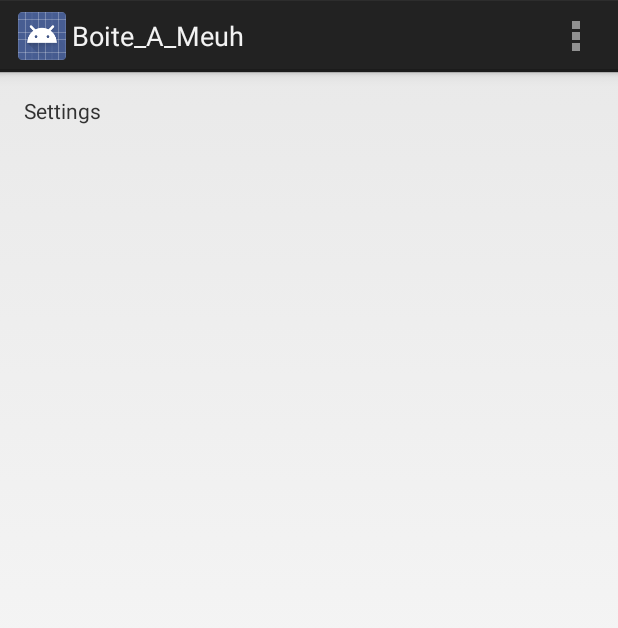
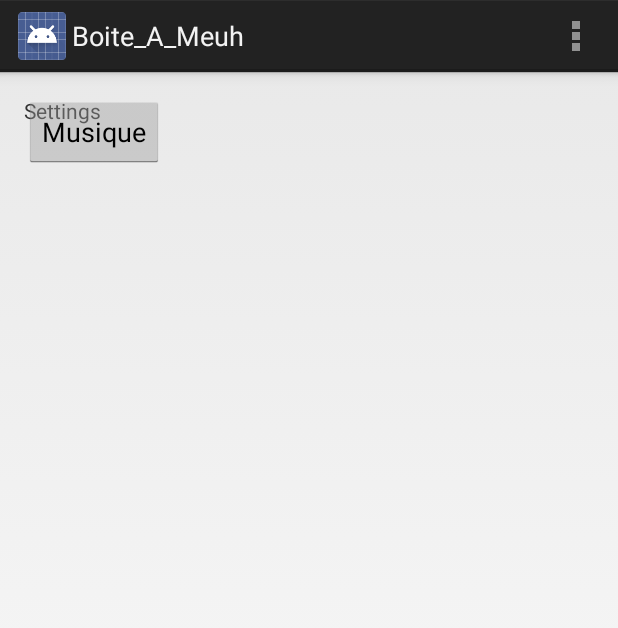
Before and after one commit to MatheaR/Boite_A_Meuh, an Android app: the screen it shows after launch (Meuh), on a phone screen of 412 x 824 dp. Shown: the top 628 px of the screen. Run offline under Robolectric (Android 15) with nearby library versions, the phone set to English and light mode, and no system bars.

Commit message:
Musique btn

```diff
--- a/app/src/main/java/com/ingesup/android/labo/boite_a_meuh/Meuh.java
+++ b/app/src/main/java/com/ingesup/android/labo/boite_a_meuh/Meuh.java
@@ -15,6 +15,7 @@ import android.view.View;
 import android.view.View.OnClickListener;
 import android.widget.TextView;
 import android.widget.Toast;
+
 
 
 public class Meuh extends Activity {
@@ -49,13 +50,13 @@ public class Meuh extends Activity {
 
 
 
-        /*final Button btn_playsound = (Button)findViewById(R.id.btn_play_sound);
+        final Button btn_playsound = (Button)findViewById(R.id.btn_play_sound);
         btn_playsound.setOnClickListener(new OnClickListener() {
             @Override
             public void onClick(View view) {
                 playSound(R.raw.son);
             }
-        });*/
+        });
     }
 
 
--- a/app/src/main/res/layout/activity_meuh.xml
+++ b/app/src/main/res/layout/activity_meuh.xml
@@ -14,4 +14,15 @@
         android:layout_width="wrap_content"
         android:layout_height="wrap_content" />
 
+    <Button
+        android:layout_width="wrap_content"
+        android:layout_height="wrap_content"
+        android:id="@+id/btn_play_sound"
+        android:text="@string/btn_musique"
+        />
+
+
+
+
+
 </RelativeLayout>
--- a/app/src/main/res/values/strings.xml
+++ b/app/src/main/res/values/strings.xml
@@ -7,5 +7,6 @@
     <string name="Son">Son</string>
     <string name="clic">Clic la !</string>
     <string name="title_activity_test">TestActivity</string>
+    <string name="btn_musique">Musique</string>
 
 </resources>
```
